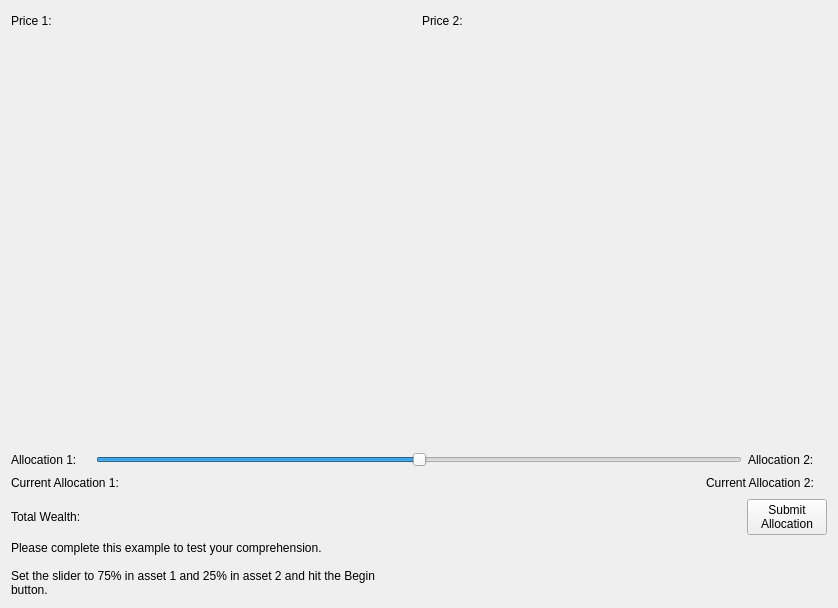
First picture: the form in MarketSimulation/instructionscreentest1.ui, repository dwattttt/marketsim, before the edit.
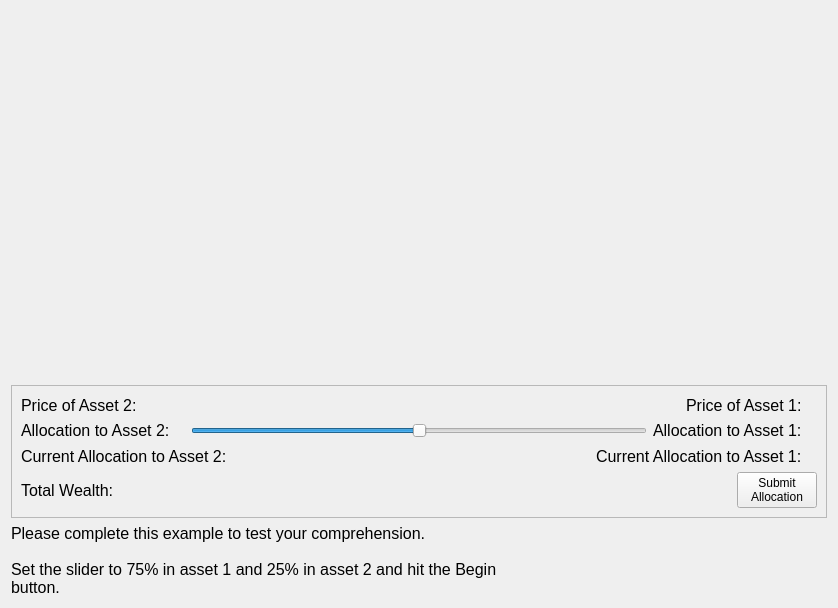
Second picture: the form after the edit.

Commit message:
Dave's layout changes in response to Digsy's feedback
Market window
 * Moved price display labels
 * Renamed labels
 * Changed graph so X axis does not dynamically adjust

Also
 * experiment time changed to 20 minutes

Diff of the .ui file:
```diff
--- a/MarketSimulation/instructionscreentest1.ui
+++ b/MarketSimulation/instructionscreentest1.ui
@@ -15,58 +15,63 @@
   </property>
   <layout class="QVBoxLayout" name="verticalLayout_2">
    <item>
+    <spacer name="verticalSpacer">
+     <property name="orientation">
+      <enum>Qt::Vertical</enum>
+     </property>
+     <property name="sizeHint" stdset="0">
+      <size>
+       <width>20</width>
+       <height>348</height>
+      </size>
+     </property>
+    </spacer>
+   </item>
+   <item>
+    <widget class="QFrame" name="frame">
+     <property name="frameShape">
+      <enum>QFrame::StyledPanel</enum>
+     </property>
+     <property name="frameShadow">
+      <enum>QFrame::Raised</enum>
+     </property>
+     <layout class="QHBoxLayout" name="horizontalLayout_7">
+      <item>
     <layout class="QVBoxLayout" name="verticalLayout">
      <item>
       <layout class="QHBoxLayout" name="horizontalLayout_3">
        <item>
         <layout class="QHBoxLayout" name="horizontalLayout_2">
          <item>
-          <widget class="QLabel" name="label_3">
-           <property name="text">
-            <string>Price 1:</string>
-           </property>
-          </widget>
-         </item>
-         <item>
-          <widget class="QLabel" name="price1Label">
-           <property name="text">
-            <string/>
-           </property>
-          </widget>
-         </item>
-         <item>
-          <spacer name="horizontalSpacer_2">
-           <property name="orientation">
-            <enum>Qt::Horizontal</enum>
-           </property>
-           <property name="sizeHint" stdset="0">
-            <size>
-             <width>40</width>
-             <height>20</height>
-            </size>
-           </property>
-          </spacer>
-         </item>
-        </layout>
-       </item>
-       <item>
         <layout class="QHBoxLayout" name="horizontalLayout">
          <item>
           <widget class="QLabel" name="label">
+                <property name="font">
+                 <font>
+                  <pointsize>12</pointsize>
+                 </font>
+                </property>
            <property name="text">
-            <string>Price 2:</string>
+                 <string>Price of Asset 2:</string>
            </property>
           </widget>
          </item>
          <item>
           <widget class="QLabel" name="price2Label">
+                <property name="font">
+                 <font>
+                  <pointsize>12</pointsize>
+                 </font>
+                </property>
            <property name="text">
             <string/>
            </property>
           </widget>
          </item>
+             </layout>
+            </item>
          <item>
-          <spacer name="horizontalSpacer">
+             <spacer name="horizontalSpacer_2">
            <property name="orientation">
             <enum>Qt::Horizontal</enum>
            </property>
@@ -78,34 +83,55 @@
            </property>
           </spacer>
          </item>
-        </layout>
-       </item>
-      </layout>
-     </item>
+            <item>
+             <widget class="QLabel" name="label_3">
+              <property name="font">
+               <font>
+                <pointsize>12</pointsize>
+               </font>
+              </property>
+              <property name="text">
+               <string>Price of Asset 1:</string>
+              </property>
+             </widget>
+            </item>
      <item>
-      <spacer name="verticalSpacer">
-       <property name="orientation">
-        <enum>Qt::Vertical</enum>
-       </property>
-       <property name="sizeHint" stdset="0">
-        <size>
-         <width>20</width>
-         <height>40</height>
-        </size>
-       </property>
-      </spacer>
+             <widget class="QLabel" name="price1Label">
+              <property name="font">
+               <font>
+                <pointsize>12</pointsize>
+               </font>
+              </property>
+              <property name="text">
+               <string/>
+              </property>
+             </widget>
+            </item>
+           </layout>
+          </item>
+         </layout>
      </item>
      <item>
       <layout class="QHBoxLayout" name="horizontalLayout_5">
        <item>
-        <widget class="QLabel" name="label_2">
+           <widget class="QLabel" name="label_4">
+            <property name="font">
+             <font>
+              <pointsize>12</pointsize>
+             </font>
+            </property>
          <property name="text">
-          <string>Allocation 1:</string>
+             <string>Allocation to Asset 2:</string>
          </property>
         </widget>
        </item>
        <item>
-        <widget class="QLabel" name="allocation1Label">
+           <widget class="QLabel" name="allocation2Label">
+            <property name="font">
+             <font>
+              <pointsize>12</pointsize>
+             </font>
+            </property>
          <property name="text">
           <string/>
          </property>
@@ -116,6 +142,12 @@
          <property name="maximum">
           <number>100</number>
          </property>
+            <property name="singleStep">
+             <number>5</number>
+            </property>
+            <property name="pageStep">
+             <number>5</number>
+            </property>
          <property name="sliderPosition">
           <number>50</number>
          </property>
@@ -128,14 +160,24 @@
         </widget>
        </item>
        <item>
-        <widget class="QLabel" name="label_4">
+           <widget class="QLabel" name="label_2">
+            <property name="font">
+             <font>
+              <pointsize>12</pointsize>
+             </font>
+            </property>
          <property name="text">
-          <string>Allocation 2:</string>
+             <string>Allocation to Asset 1:</string>
          </property>
         </widget>
        </item>
        <item>
-        <widget class="QLabel" name="allocation2Label">
+           <widget class="QLabel" name="allocation1Label">
+            <property name="font">
+             <font>
+              <pointsize>12</pointsize>
+             </font>
+            </property>
          <property name="text">
           <string/>
          </property>
@@ -145,42 +187,62 @@
      </item>
      <item>
       <layout class="QHBoxLayout" name="horizontalLayout_6">
-       <item>
-        <widget class="QLabel" name="label_7">
-         <property name="text">
-          <string>Current Allocation 1:</string>
-         </property>
-        </widget>
-       </item>
-       <item>
-        <widget class="QLabel" name="curAllocation1Label">
-         <property name="text">
-          <string/>
-         </property>
-        </widget>
-       </item>
-       <item>
-        <spacer name="horizontalSpacer_4">
-         <property name="orientation">
-          <enum>Qt::Horizontal</enum>
-         </property>
-         <property name="sizeHint" stdset="0">
-          <size>
-           <width>40</width>
-           <height>20</height>
-          </size>
-         </property>
-        </spacer>
-       </item>
        <item>
         <widget class="QLabel" name="label_8">
+            <property name="font">
+             <font>
+              <pointsize>12</pointsize>
+             </font>
+            </property>
          <property name="text">
-          <string>Current Allocation 2:</string>
+             <string>Current Allocation to Asset 2:</string>
          </property>
         </widget>
        </item>
        <item>
         <widget class="QLabel" name="curAllocation2Label">
+            <property name="font">
+             <font>
+              <pointsize>12</pointsize>
+             </font>
+            </property>
+            <property name="text">
+             <string/>
+            </property>
+           </widget>
+          </item>
+          <item>
+           <spacer name="horizontalSpacer_4">
+            <property name="orientation">
+             <enum>Qt::Horizontal</enum>
+            </property>
+            <property name="sizeHint" stdset="0">
+             <size>
+              <width>40</width>
+              <height>20</height>
+             </size>
+            </property>
+           </spacer>
+          </item>
+          <item>
+           <widget class="QLabel" name="label_7">
+            <property name="font">
+             <font>
+              <pointsize>12</pointsize>
+             </font>
+            </property>
+            <property name="text">
+             <string>Current Allocation to Asset 1:</string>
+            </property>
+           </widget>
+          </item>
+          <item>
+           <widget class="QLabel" name="curAllocation1Label">
+            <property name="font">
+             <font>
+              <pointsize>12</pointsize>
+             </font>
+            </property>
          <property name="text">
           <string/>
          </property>
@@ -192,6 +254,11 @@
       <layout class="QHBoxLayout" name="horizontalLayout_4">
        <item>
         <widget class="QLabel" name="label_5">
+            <property name="font">
+             <font>
+              <pointsize>12</pointsize>
+             </font>
+            </property>
          <property name="text">
           <string>Total Wealth:</string>
          </property>
@@ -199,6 +266,11 @@
        </item>
        <item>
         <widget class="QLabel" name="wealthLabel">
+            <property name="font">
+             <font>
+              <pointsize>12</pointsize>
+             </font>
+            </property>
          <property name="text">
           <string/>
          </property>
@@ -229,8 +301,16 @@
      </item>
     </layout>
    </item>
+     </layout>
+    </widget>
+   </item>
    <item>
     <widget class="QLabel" name="label_6">
+     <property name="font">
+      <font>
+       <pointsize>12</pointsize>
+      </font>
+     </property>
      <property name="text">
       <string>Please complete this example to test your comprehension.
 
```
Lines whose indentation alone changed are shown as unchanged. The commit also changes 22 other files.
